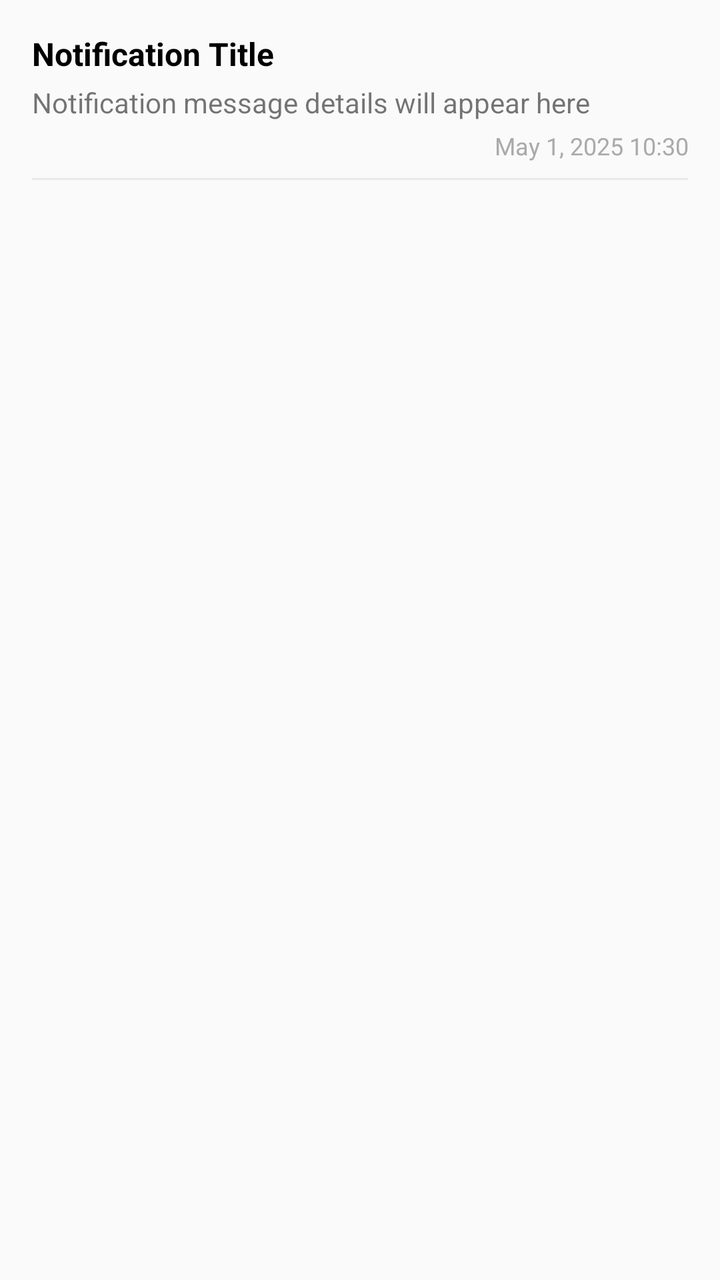
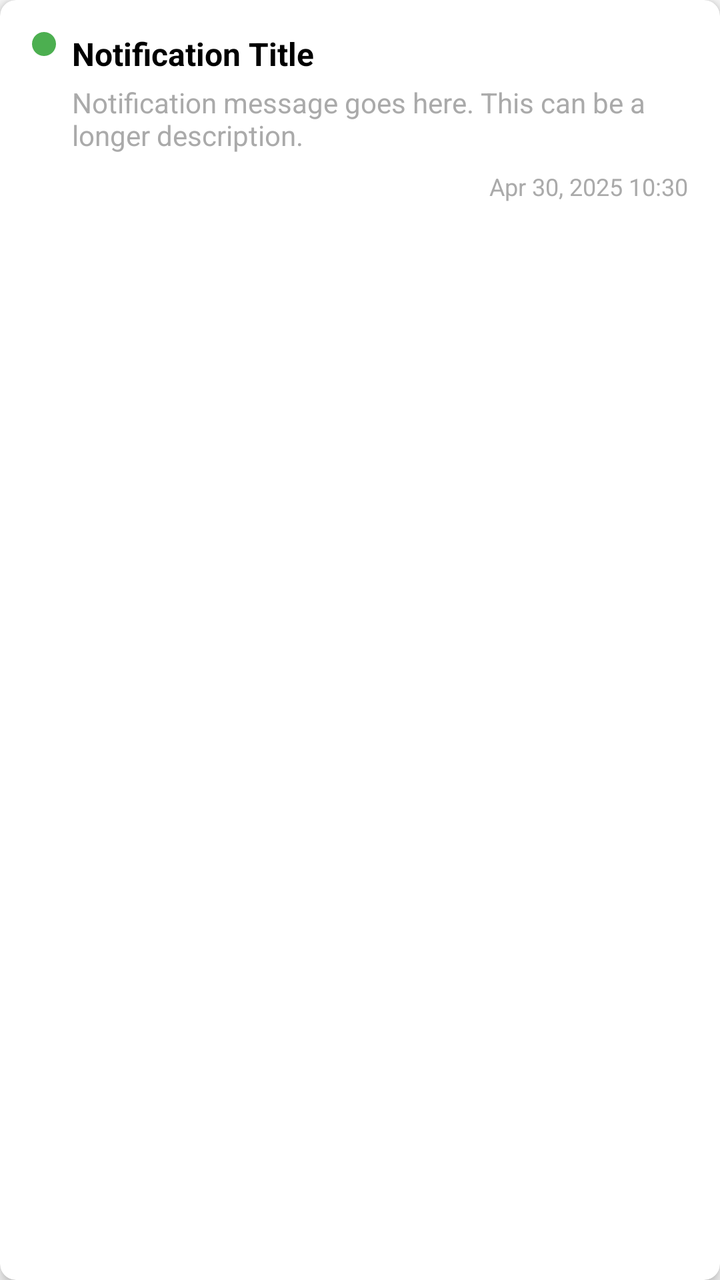

Compare the two renders of this Android layout. The source of the first and the diff that turns it into the second are given below.
<!-- AndroidManifest.xml: application theme AppTheme -->
<!-- res/layout/notification_item.xml -->
<?xml version="1.0" encoding="utf-8"?>
<LinearLayout xmlns:android="http://schemas.android.com/apk/res/android"
    android:layout_width="match_parent"
    android:layout_height="wrap_content"
    android:orientation="vertical"
    android:padding="16dp"
    android:background="?android:attr/selectableItemBackground">

    <TextView
        android:id="@+id/textViewNotificationTitle"
        android:layout_width="match_parent"
        android:layout_height="wrap_content"
        android:text="Notification Title"
        android:textSize="16sp"
        android:textStyle="bold"
        android:textColor="@android:color/black" />

    <TextView
        android:id="@+id/textViewNotificationMessage"
        android:layout_width="match_parent"
        android:layout_height="wrap_content"
        android:text="Notification message details will appear here"
        android:textSize="14sp"
        android:layout_marginTop="4dp" />

    <TextView
        android:id="@+id/textViewNotificationTime"
        android:layout_width="match_parent"
        android:layout_height="wrap_content"
        android:text="May 1, 2025 10:30"
        android:textSize="12sp"
        android:textColor="@android:color/darker_gray"
        android:layout_marginTop="4dp"
        android:gravity="end" />

    <View
        android:layout_width="match_parent"
        android:layout_height="1dp"
        android:background="@android:color/darker_gray"
        android:layout_marginTop="8dp"
        android:alpha="0.2" />

</LinearLayout>
<!-- resources referenced by this layout -->
<resources>
  <style name="AppTheme" parent="Theme.AppCompat.Light.NoActionBar">
          <item name="colorPrimary">@color/colorPrimary</item>
          <item name="colorPrimaryDark">@color/colorPrimaryDark</item>
          <item name="colorAccent">@color/colorAccent</item>
          
  
          <item name="colorSecondary">@color/teal_200</item>
          <item name="colorSecondaryVariant">@color/teal_700</item>
          <item name="colorOnSecondary">@color/black</item>
          
          <item name="android:statusBarColor">?attr/colorPrimaryVariant</item>
      </style>
  <color name="colorPrimary">#6200EE</color>
  <color name="colorPrimaryDark">#3700B3</color>
  <color name="colorAccent">#03DAC5</color>
  <color name="teal_200">#FF03DAC5</color>
  <color name="teal_700">#FF018786</color>
  <color name="black">#FF000000</color>
</resources>

<!-- the commit's change to res/layout/notification_item.xml (unified diff, before → after) -->
@@ -1,43 +1,59 @@
 <?xml version="1.0" encoding="utf-8"?>
-<LinearLayout xmlns:android="http://schemas.android.com/apk/res/android"
+<androidx.cardview.widget.CardView xmlns:android="http://schemas.android.com/apk/res/android"
+    xmlns:app="http://schemas.android.com/apk/res-auto"
     android:layout_width="match_parent"
     android:layout_height="wrap_content"
-    android:orientation="vertical"
-    android:padding="16dp"
-    android:background="?android:attr/selectableItemBackground">
+    android:layout_margin="8dp"
+    app:cardCornerRadius="8dp"
+    app:cardElevation="4dp">
 
-    <TextView
-        android:id="@+id/textViewNotificationTitle"
+    <RelativeLayout
         android:layout_width="match_parent"
         android:layout_height="wrap_content"
-        android:text="Notification Title"
-        android:textSize="16sp"
-        android:textStyle="bold"
-        android:textColor="@android:color/black" />
+        android:padding="16dp">
 
-    <TextView
-        android:id="@+id/textViewNotificationMessage"
-        android:layout_width="match_parent"
-        android:layout_height="wrap_content"
-        android:text="Notification message details will appear here"
-        android:textSize="14sp"
-        android:layout_marginTop="4dp" />
+        <View
+            android:id="@+id/notificationReadIndicator"
+            android:layout_width="12dp"
+            android:layout_height="12dp"
+            android:layout_alignParentStart="true"
+            android:layout_alignParentTop="true"
+            android:layout_marginEnd="8dp"
+            android:background="@drawable/notification_indicator"
+            android:tag="read" /> 
 
-    <TextView
-        android:id="@+id/textViewNotificationTime"
-        android:layout_width="match_parent"
-        android:layout_height="wrap_content"
-        android:text="May 1, 2025 10:30"
-        android:textSize="12sp"
-        android:textColor="@android:color/darker_gray"
-        android:layout_marginTop="4dp"
-        android:gravity="end" />
+        <TextView
+            android:id="@+id/textViewNotificationTitle"
+            android:layout_width="match_parent"
+            android:layout_height="wrap_content"
+            android:layout_toEndOf="@id/notificationReadIndicator"
+            android:text="Notification Title"
+            android:textColor="@android:color/black"
+            android:textSize="16sp"
+            android:textStyle="bold" />
 
-    <View
-        android:layout_width="match_parent"
-        android:layout_height="1dp"
-        android:background="@android:color/darker_gray"
-        android:layout_marginTop="8dp"
-        android:alpha="0.2" />
+        <TextView
+            android:id="@+id/textViewNotificationMessage"
+            android:layout_width="match_parent"
+            android:layout_height="wrap_content"
+            android:layout_below="@id/textViewNotificationTitle"
+            android:layout_marginTop="4dp"
+            android:layout_toEndOf="@id/notificationReadIndicator"
+            android:text="Notification message goes here. This can be a longer description."
+            android:textColor="@android:color/darker_gray"
+            android:textSize="14sp" />
 
-</LinearLayout>
+        <TextView
+            android:id="@+id/textViewNotificationTime"
+            android:layout_width="wrap_content"
+            android:layout_height="wrap_content"
+            android:layout_below="@id/textViewNotificationMessage"
+            android:layout_alignParentEnd="true"
+            android:layout_marginTop="8dp"
+            android:text="Apr 30, 2025 10:30"
+            android:textColor="@android:color/darker_gray"
+            android:textSize="12sp" />
+
+    </RelativeLayout>
+
+</androidx.cardview.widget.CardView>
<!-- resource entries referenced after the edit -->
@@ -1,5 +1,30 @@
 <!-- resources referenced by this layout -->
 <resources>
+  <!-- drawable notification_indicator (drawable) -->
+  <?xml version="1.0" encoding="utf-8"?>
+  <selector xmlns:android="http://schemas.android.com/apk/res/android">
+      <item android:state_activated="true">
+          <shape android:shape="oval">
+              <solid android:color="@android:color/darker_gray" />
+          </shape>
+      </item>
+      <item android:state_activated="false">
+          <shape android:shape="oval">
+              <solid android:color="#4CAF50" />
+          </shape>
+      </item>
+      
+      <item android:state_selected="true">
+          <shape android:shape="oval">
+              <solid android:color="@android:color/darker_gray" />
+          </shape>
+      </item>
+      <item>
+          <shape android:shape="oval">
+              <solid android:color="#4CAF50" />
+          </shape>
+      </item>
+  </selector>
   <style name="AppTheme" parent="Theme.AppCompat.Light.NoActionBar">
           <item name="colorPrimary">@color/colorPrimary</item>
           <item name="colorPrimaryDark">@color/colorPrimaryDark</item>
